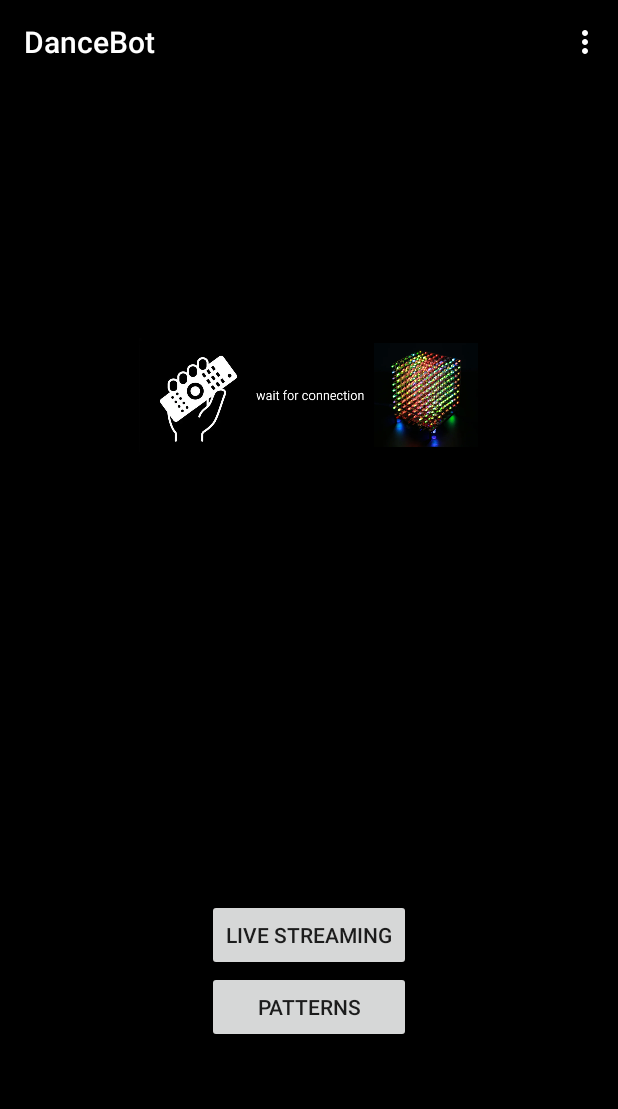
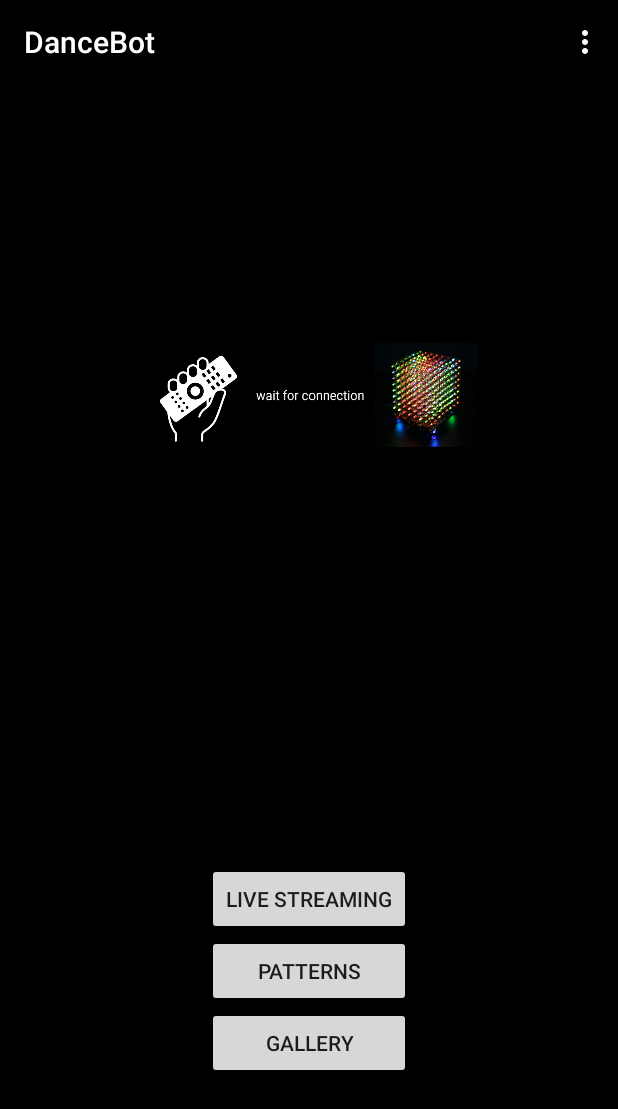
Before and after one commit to Tahsin2020/LED-Dance-Cube, an Android app: the HomePageActivity screen opened directly, with no data from a screen before it, on a phone screen of 412 x 824 dp. Shown: the top 1109 px of the screen. Run offline under Robolectric (Android 15) with nearby library versions, the phone set to English and light mode, and no system bars.

Commit message:
Update pattern gallery

```diff
--- a/Mediapipe_pose_Tracking_AAR_in_Android/app/src/main/AndroidManifest.xml
+++ b/Mediapipe_pose_Tracking_AAR_in_Android/app/src/main/AndroidManifest.xml
@@ -43,6 +43,12 @@
     </activity>
 
     <activity
+        android:name=".GalleryActivity"
+        android:exported="true">
+
+    </activity>
+
+    <activity
         android:name=".PatternActivity"
         android:exported="true">
 
--- a/Mediapipe_pose_Tracking_AAR_in_Android/app/src/main/java/com/example/myapplication/CustomizedGalleryAdapter.java
+++ b/Mediapipe_pose_Tracking_AAR_in_Android/app/src/main/java/com/example/myapplication/CustomizedGalleryAdapter.java
@@ -42,7 +42,7 @@ public class CustomizedGalleryAdapter extends BaseAdapter {
         imageView.setImageResource(images[position]);
 
         // set ImageView param
-        imageView.setLayoutParams(new Gallery.LayoutParams(200, 200));
+        imageView.setLayoutParams(new Gallery.LayoutParams(400, 400));
         return imageView;
     }
 }
--- a/Mediapipe_pose_Tracking_AAR_in_Android/app/src/main/java/com/example/myapplication/HomePageActivity.java
+++ b/Mediapipe_pose_Tracking_AAR_in_Android/app/src/main/java/com/example/myapplication/HomePageActivity.java
@@ -51,9 +51,18 @@ public class HomePageActivity extends AppCompatActivity {
             @Override
             public void onClick(View v) {
 
-                ToPatternActivity();
                 ImageView img= (ImageView) findViewById(R.id.img_no_connection);
                 img.setImageResource(R.drawable.signal_black);
+                ToPatternActivity();
+            }
+        });
+
+        Button button_3 = (Button) findViewById(R.id.button_home3);
+        button_2.setOnClickListener(new View.OnClickListener() {
+            @Override
+            public void onClick(View v) {
+
+                ToGalleryActivity();
             }
         });
 
@@ -65,6 +74,11 @@ public class HomePageActivity extends AppCompatActivity {
     }
 
     public void ToPatternActivity(){
+        Intent intent = new Intent(this, PatternActivity.class);
+        startActivity(intent);
+    }
+
+    public void ToGalleryActivity(){
         Intent intent = new Intent(this, GalleryActivity.class);
         startActivity(intent);
     }
--- a/Mediapipe_pose_Tracking_AAR_in_Android/app/src/main/res/layout/activity_home_unconnect.xml
+++ b/Mediapipe_pose_Tracking_AAR_in_Android/app/src/main/res/layout/activity_home_unconnect.xml
@@ -56,6 +56,12 @@
             android:layout_height="wrap_content"
             android:text="@string/patterns" />
 
+        <Button
+            android:id="@+id/button_home3"
+            android:layout_width="136dp"
+            android:layout_height="wrap_content"
+            android:text="@string/gallery" />
+
     </LinearLayout>
 
 </LinearLayout>
--- a/Mediapipe_pose_Tracking_AAR_in_Android/app/src/main/res/values/strings.xml
+++ b/Mediapipe_pose_Tracking_AAR_in_Android/app/src/main/res/values/strings.xml
@@ -33,4 +33,5 @@
     <string name="get_access_to_dance_bot">Get access to Dance bot</string>
     <string name="Drawing" />
     <string name="draw_switch" />
+    <string name="gallery">Gallery</string>
 </resources>
```
Also changed, not shown: Mediapipe_pose_Tracking_AAR_in_Android/app/src/main/java/com/example/myapplication/GalleryActivity.java (+3 -9 lines), Mediapipe_pose_Tracking_AAR_in_Android/app/src/main/res/layout/activity_gallery.xml (+5 -5 lines), Mediapipe_pose_Tracking_AAR_in_Android/app/src/main/res/drawable/rotating_3d_plots.gif (added), Mediapipe_pose_Tracking_AAR_in_Android/app/src/main/res/drawable/shifting_3d_plots.gif (added), Mediapipe_pose_Tracking_AAR_in_Android/app/src/main/res/drawable/waving_3d_plots.gif (added).
